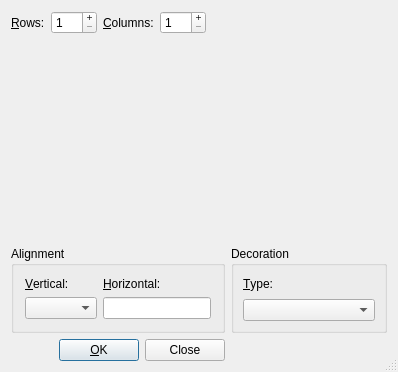
Before: the Qt Designer form src/frontends/qt4/ui/MathMatrixUi.ui in cburschka/lyx, drawn with Qt 5.
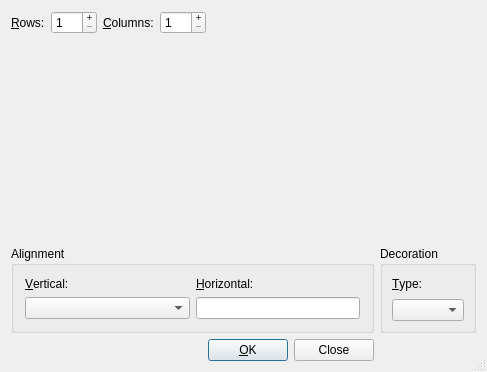
After: the same form once the commit is applied. Custom widgets are drawn as their Qt base class.

Commit message: UI improvement to math matrix dialog, suggested by magistere (#11888)

The edit to the form file:
```diff
--- a/src/frontends/qt4/ui/MathMatrixUi.ui
+++ b/src/frontends/qt4/ui/MathMatrixUi.ui
@@ -6,7 +6,7 @@
    <rect>
     <x>0</x>
     <y>0</y>
-    <width>398</width>
+    <width>487</width>
     <height>372</height>
    </rect>
   </property>
@@ -17,7 +17,7 @@
    <bool>true</bool>
   </property>
   <layout class="QGridLayout" name="gridLayout">
-   <item row="0" column="0" colspan="3">
+   <item row="0" column="0" colspan="2">
     <layout class="QHBoxLayout">
      <property name="spacing">
       <number>6</number>
@@ -114,39 +114,7 @@
      </property>
     </widget>
    </item>
-   <item row="1" column="2">
-    <spacer>
-     <property name="orientation">
-      <enum>Qt::Horizontal</enum>
-     </property>
-     <property name="sizeType">
-      <enum>QSizePolicy::MinimumExpanding</enum>
-     </property>
-     <property name="sizeHint" stdset="0">
-      <size>
-       <width>20</width>
-       <height>20</height>
-      </size>
-     </property>
-    </spacer>
-   </item>
    <item row="2" column="0">
-    <spacer>
-     <property name="orientation">
-      <enum>Qt::Vertical</enum>
-     </property>
-     <property name="sizeType">
-      <enum>QSizePolicy::MinimumExpanding</enum>
-     </property>
-     <property name="sizeHint" stdset="0">
-      <size>
-       <width>20</width>
-       <height>20</height>
-      </size>
-     </property>
-    </spacer>
-   </item>
-   <item row="3" column="0">
     <widget class="QGroupBox" name="alignmentGB">
      <property name="title">
       <string>Alignment</string>
@@ -204,7 +172,7 @@
      </layout>
     </widget>
    </item>
-   <item row="3" column="1" colspan="2">
+   <item row="2" column="1">
     <widget class="QGroupBox" name="decorationtGB">
      <property name="title">
       <string>Decoration</string>
@@ -233,7 +201,7 @@
      </layout>
     </widget>
    </item>
-   <item row="4" column="0">
+   <item row="3" column="0">
     <layout class="QHBoxLayout">
      <property name="spacing">
       <number>6</number>
```
Left out of the diff: 33 changed lines with no effect on the pictures. The commit also changes 1 other file.
